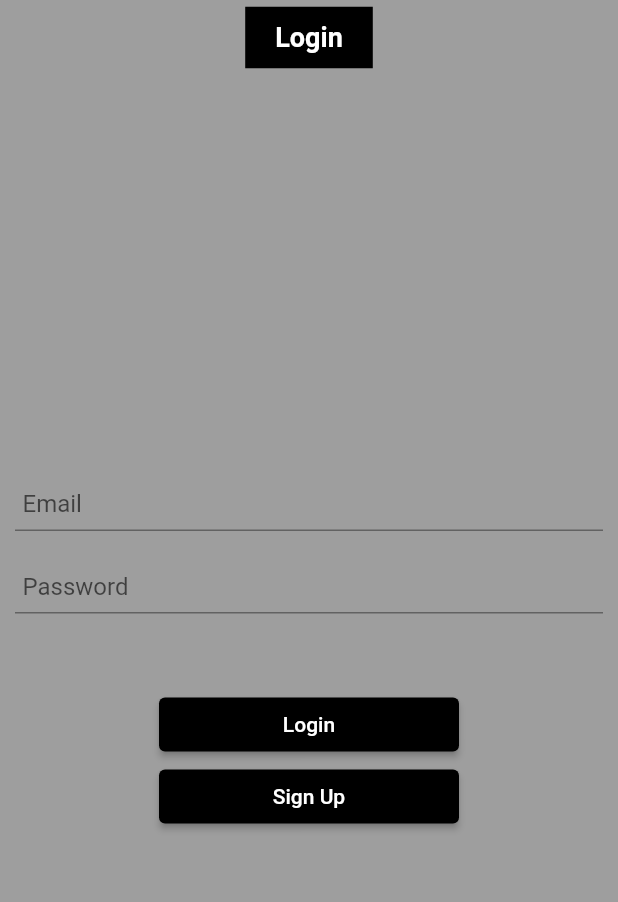
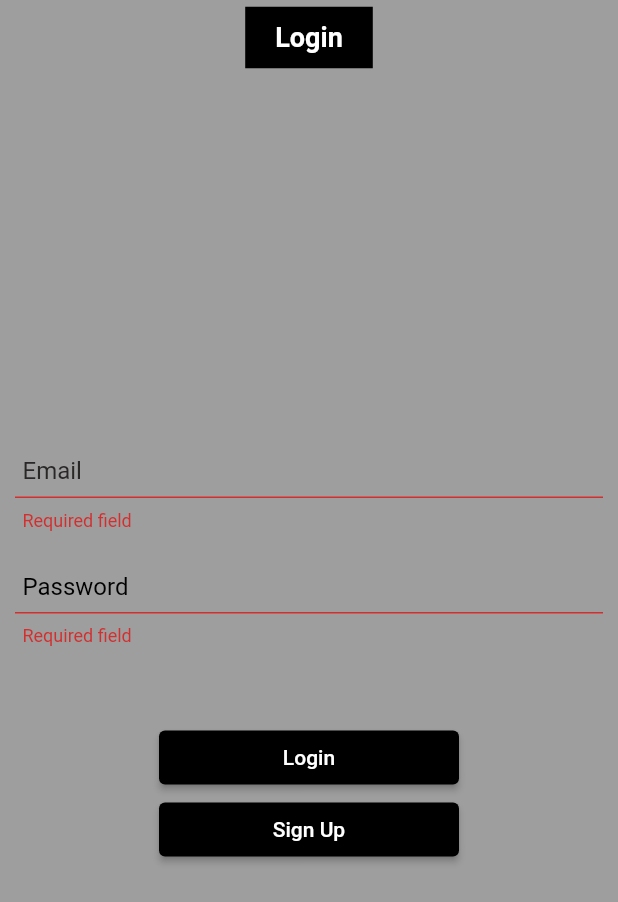
Before and after one commit to Danzo-bit/E-Com, a Flutter app: the LoginScreen screen opened by its route, after a tap on "Login", on a phone screen of 412 x 824 dp. Shown: the top 902 px of the screen. Run offline on Flutter 3.47's test engine with Material 2 defaults, Android fonts, the phone set to English and light mode, and no system bars; our stand-ins replace bloc, carousel_slider, cloud_firestore, equatable, firebase_auth, firebase_core and 1 more; accounts and stored records are empty.

Commit message:
auth test, confirm order

```diff
--- a/lib/config/app_router.dart
+++ b/lib/config/app_router.dart
@@ -1,6 +1,7 @@
 import 'dart:developer';
 import 'package:flutter/material.dart';
 import 'package:my_app/models/models.dart';
+import 'package:my_app/screens/confirm_order/confirm_order_screen.dart';
 import 'package:my_app/screens/screens.dart';
 
 class AppRouter{
@@ -26,6 +27,8 @@ class AppRouter{
         return SignupScreen.route();
       case LoginScreen.routeName:
         return LoginScreen.route();
+      case ConfirmOrder.routeName:
+        return ConfirmOrder.route();
       default:
         return _errorRoute();
     }
--- a/lib/config/theme.dart
+++ b/lib/config/theme.dart
@@ -6,6 +6,7 @@ ThemeData theme(){
     scaffoldBackgroundColor: Colors.grey,
     fontFamily: 'Roboto',
     textTheme: textTheme(),
+    focusColor: Colors.black,
   );
 }
 
--- a/lib/main.dart
+++ b/lib/main.dart
@@ -12,6 +12,7 @@ import 'package:my_app/repositories/category/category_repository.dart';
 import 'package:my_app/repositories/checkout/checkout_repository.dart';
 import 'package:my_app/repositories/product/product_repository.dart';
 import 'package:my_app/repositories/user/user_repository.dart';
+import 'package:my_app/screens/confirm_order/confirm_order_screen.dart';
 import 'blocs/product/product_bloc.dart';
 import 'blocs/wishlist/wishlist_bloc.dart';
 import 'screens/screens.dart';
@@ -57,8 +58,8 @@ class MyApp extends StatelessWidget {
           theme: theme(),
           onGenerateRoute: AppRouter.onGenerateRoute,
           initialRoute:
-          // LoginScreen.routeName,
-          SplashScreen.routeName,
+          ConfirmOrder.routeName,
+          // SplashScreen.routeName,
         ),
       ),
     );
--- a/lib/screens/login/login_screen.dart
+++ b/lib/screens/login/login_screen.dart
@@ -1,11 +1,16 @@
 import 'package:flutter/material.dart';
 import 'package:my_app/screens/screens.dart';
+import 'package:my_app/validator/auth_validator.dart';
 
 import '../../widgets/widgets.dart';
 
 class LoginScreen extends StatelessWidget {
 
   static const String routeName = '/login';
+  final TextEditingController _emailController = TextEditingController();
+  final TextEditingController _passwordController = TextEditingController();
+  final GlobalKey<FormState> _key = GlobalKey<FormState>();
+
 
 
   @override
@@ -14,49 +19,74 @@ class LoginScreen extends StatelessWidget {
       appBar: const CustomAppBar(title: 'Login',automaticallyImplyLeading: false,isWishlistOn: false,),
       body: Padding(
         padding: const EdgeInsets.all(10.0),
+        child: Form(
+          key: _key,
           child: Column(
             mainAxisAlignment: MainAxisAlignment.center,
             children: [
               TextFormField(
+                key: const ValueKey('email'),
+                controller: _emailController,
                 onChanged: (value){},
-              decoration: InputDecoration(
+                validator: (value) => AuthValidator.validateEmail(value ?? ''),
+                cursorColor: Colors.black,
+                cursorHeight: 20.0,
+                decoration: const InputDecoration(
                   labelText: 'Email',
+                  labelStyle: TextStyle(
+                    color: Color.fromARGB(255, 42, 39, 39)
+                  ),
                   isDense: true,
-                contentPadding: const EdgeInsets.only(left: 5),
+                  contentPadding: EdgeInsets.only(left: 5),
                   focusedBorder: UnderlineInputBorder(
                    borderSide: BorderSide(color: Colors.black)),
                 ),
               ),
-            SizedBox(height: 20,),
+              const SizedBox(height: 20,),
               TextFormField(
+                key: const ValueKey('password'),
                 onChanged: (value){},
+                controller: _passwordController,
+                validator: (value) => AuthValidator.validatePassword(value ?? ''),
+                cursorColor: Colors.black,
                 obscureText: true,
-              decoration: InputDecoration(
+                obscuringCharacter: '*',
+                decoration: const InputDecoration(
                   labelText: 'Password',
+                  labelStyle: TextStyle(
+                    color: Colors.black
+                  ),
                   isDense: true,
-                contentPadding: const EdgeInsets.only(left: 5),
+                  contentPadding: EdgeInsets.only(left: 5),
                   focusedBorder: UnderlineInputBorder(
                       borderSide: BorderSide(color: Colors.black)),
                 ),
               ),
-            SizedBox(height: 50,),
+              const SizedBox(height: 50,),
+              ElevatedButton(
+                key: const ValueKey('login_btn'),
+                style: ElevatedButton.styleFrom(
+                  primary: Colors.black,
+                  fixedSize: const Size(200, 20)
+                ),
+                  onPressed: (){
+                    if(_key.currentState!.validate() == true){
+                      //  Navigator.push(context,  HomeScreen.route());
+                       Navigator.of(context).popAndPushNamed(HomeScreen.routeName);
+                    }
+                  },
+                  child: const Text('Login')),
               ElevatedButton(
                   style: ElevatedButton.styleFrom(
                       primary: Colors.black,
-                fixedSize: Size(200, 20)
-              ),
-                onPressed: (){},
-                child: Text('Login')),
-            ElevatedButton(
-                style: ElevatedButton.styleFrom(
-                    primary: Colors.black,
-                    fixedSize: Size(200, 20)
+                      fixedSize: const Size(200, 20)
                   ),
                   onPressed: (){
                     Navigator.of(context).pushNamed(SignupScreen.routeName);
                   },
-                child: Text('Sign Up')),
+                  child: const Text('Sign Up')),
             ],
+          ),
         ),
       ),
     );
--- /dev/null
+++ b/lib/validator/auth_validator.dart
@@ -0,0 +1,27 @@
+class AuthValidator {
+
+  static String? validateEmail(String email) {
+    String pattern = r'^(([^<>()[\]\\.,;:\s@"]+(\.[^<>()[\]\\.,;:\s@"]+)*)|(".+"))@((\[[0-9]{1,3}\.[0-9]{1,3}\.[0-9]{1,3}\.[0-9]{1,3}\])|(([a-zA-Z\-0-9]+\.)+[a-zA-Z]{2,}))$';
+    RegExp regExp = RegExp(pattern);
+
+    if(email.isEmpty){
+      return 'Required field';
+    }
+    if(!regExp.hasMatch(email)){
+        return 'Please enter a valid email';
+    }
+    return null;
+  }
+
+  static String? validatePassword(String password) {
+
+    if (password.isEmpty){
+      return 'Required field';
+    }
+
+    if(password.length < 8){
+      return'Please enter at least 8 characters for password';
+    }
+    return null;
+  }
+}
--- a/lib/widgets/custom_navbar.dart
+++ b/lib/widgets/custom_navbar.dart
@@ -36,6 +36,8 @@ class CustomNavBar extends StatelessWidget {
       case '/':
         return _buildNavBar(context);
       case '/catalog':
+        return _buildNavBar(context);
+      case '/confirmOrder':
         return _buildNavBar(context);
       case '/wishlist':
         return _buildNavBar(context);
--- a/lib/widgets/order_summary.dart
+++ b/lib/widgets/order_summary.dart
@@ -13,7 +13,7 @@ class OrderSummary extends StatelessWidget {
       if(state is CartLoaded) {
         return Column(
           children: [
-            Divider(
+            const Divider(
               thickness: 10,
             ),
             Padding(
--- a/pubspec.yaml
+++ b/pubspec.yaml
@@ -44,6 +44,8 @@ dependencies:
   firebase_auth: ^3.9.0
 
 dev_dependencies:
+  integration_test:
+    sdk: flutter
   flutter_test:
     sdk: flutter
 
```
Also changed, not shown: lib/screens/checkout/checkout_screen.dart (+11 -10 lines), lib/screens/confirm_order/confirm_order_screen.dart (+55 -11 lines), lib/screens/home/home_screen.dart (+10 -10 lines), lib/screens/signup/signup_screen.dart (+18 -18 lines), pubspec.lock, 4 other files. Lines whose indentation alone changed are shown as unchanged.
